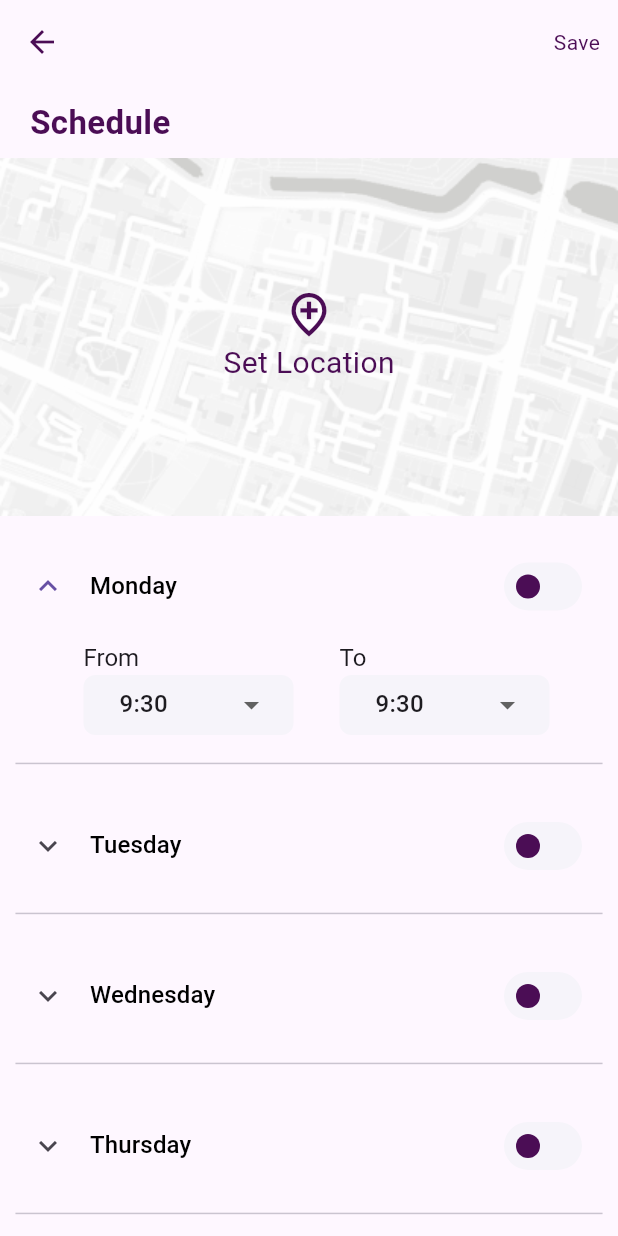
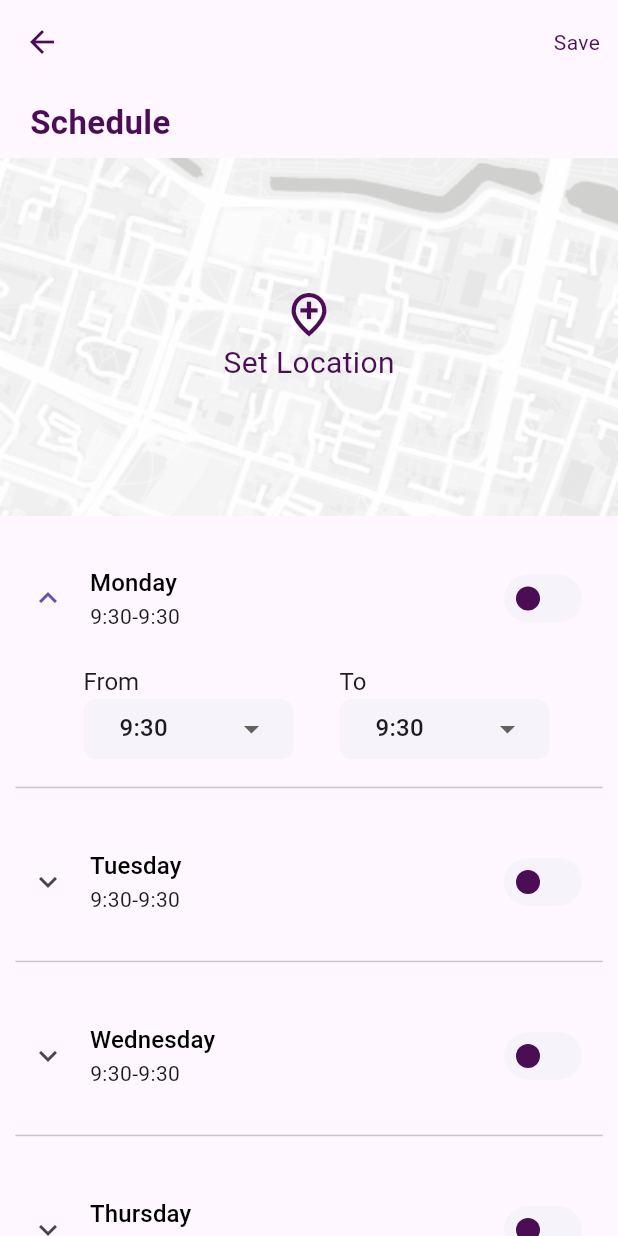
Before and after one commit to anettaj/Schedule_States_flutter, a Flutter app: the screen it shows after launch, after a tap on "Monday", on a phone screen of 412 x 824 dp. Run offline on Flutter 3.47's test engine with Material 3 defaults, Android fonts, the phone set to English and light mode, and no system bars; drawn by our look-alikes of dropdown_button2.

Commit message:
tried adding expanded bool

```diff
--- a/lib/Components/Widgets/scheduleCard.dart
+++ b/lib/Components/Widgets/scheduleCard.dart
@@ -22,7 +22,7 @@ class _ScheduleCardState extends State<ScheduleCard> {
   String dropdownto = '9:30';
   var from = ['9:30', '10:00', '10:30', '11:00', '11:30'];
   var to = ['9:30', '10:00', '10:30', '11:00', '11:30'];
-
+  bool expanded=true;
   @override
   Widget build(BuildContext context) {
     double W = ScreenSize.Width(context);
@@ -33,15 +33,21 @@ class _ScheduleCardState extends State<ScheduleCard> {
           margin: EdgeInsets.only(top: 10, left: 10),
           child: Theme(
             data: Theme.of(context).copyWith(
-              dividerColor: kThemeDividerColor, // Remove divider line
+              dividerColor: kThemeDividerColor,
             ),
             child: ExpansionTile(
+              onExpansionChanged: (value) {
+                expanded=value!;
+
+              },
               controlAffinity: ListTileControlAffinity.leading,
               tilePadding: EdgeInsets.only(left: 10, right: 10),
               title: ListTile(
                 contentPadding: EdgeInsets.zero,
                 title: Text(widget.weekName, style: kWeekNameStyle),
                 trailing: ToggleSwitch(),
+                subtitle: expanded ? Text("$dropdownfrom-$dropdownto") : Text("data"),
+
               ),
               children: [
                 Padding(
@@ -136,4 +142,5 @@ class _ScheduleCardState extends State<ScheduleCard> {
       ),
     );
   }
+
 }
```
